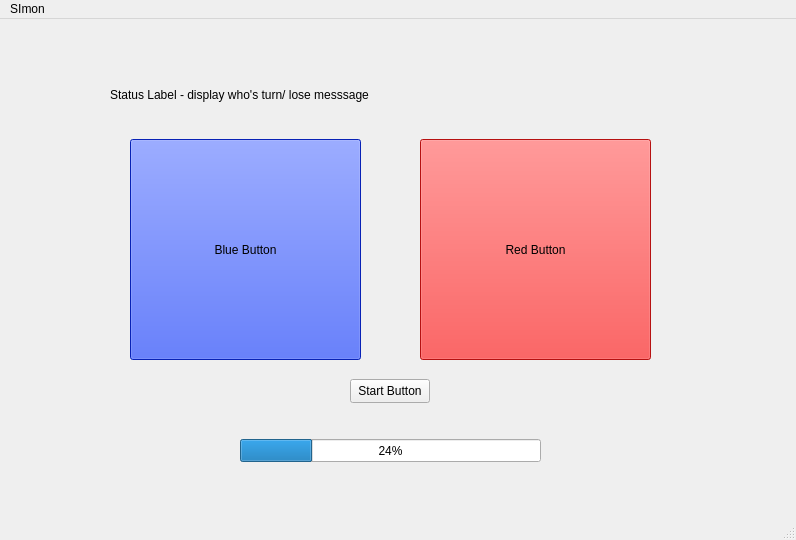
Qt form mainwindow.ui (University-of-Utah-CS3505/a6-simon-f24-TheIconoclaster) before a commit.
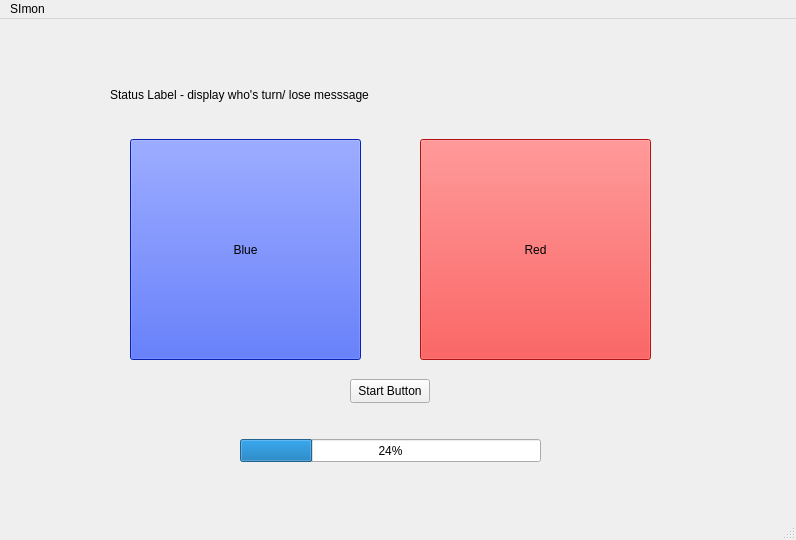
The same form after that commit.

Commit message: Fixed main.cpp such that MainWindow is initialzed properly

Patch:
```diff
--- a/mainwindow.ui
+++ b/mainwindow.ui
@@ -40,7 +40,7 @@
      <string notr="true">background-color: rgb(255, 24, 24);</string>
     </property>
     <property name="text">
-     <string>Red Button</string>
+     <string>Red</string>
     </property>
    </widget>
    <widget class="QPushButton" name="BlueButton">
@@ -56,7 +56,7 @@
      <string notr="true">background-color: rgb(11, 48, 255);</string>
     </property>
     <property name="text">
-     <string>Blue Button</string>
+     <string>Blue</string>
     </property>
    </widget>
    <widget class="QPushButton" name="StartButton">
```
Left out of the diff: 2 changed lines with no effect on the pictures. The commit also changes 1 other file.
